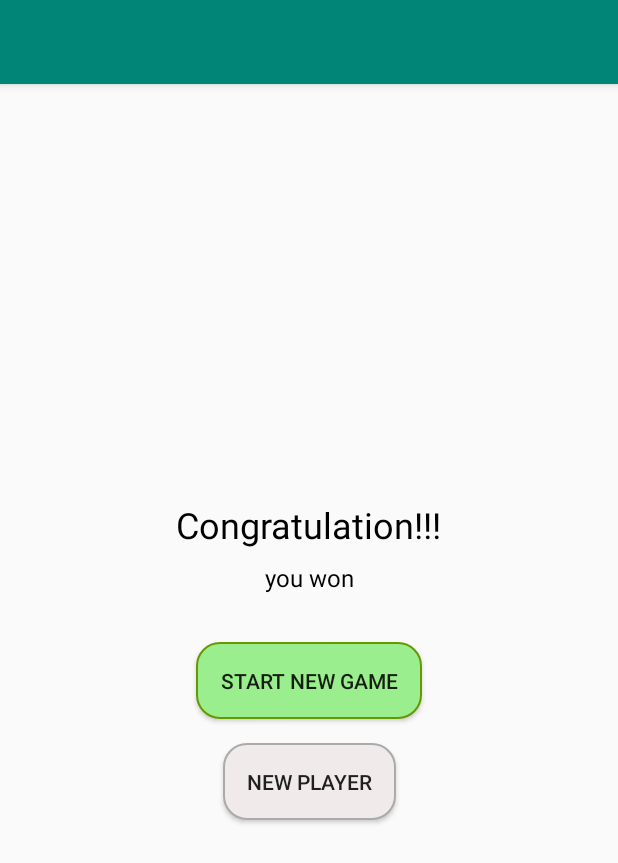
After one commit to nawadeveloper/millionaire, an Android app: the YouOwn screen opened directly, with no data from a screen before it, on a phone screen of 412 x 824 dp. The commit adds this screen. Shown: the top 863 px of the screen. Run offline under Robolectric (Android 15) with nearby library versions, the phone set to English and light mode, and no system bars; 6 statements that could not run were skipped.

Commit message:
basic structure completed

```diff
--- a/app/src/main/AndroidManifest.xml
+++ b/app/src/main/AndroidManifest.xml
@@ -9,7 +9,8 @@
         android:roundIcon="@mipmap/ic_launcher_round"
         android:supportsRtl="true"
         android:theme="@style/AppTheme">
-        <activity android:name=".GameActivity"/>
+        <activity android:name=".YouOwn"></activity>
+        <activity android:name=".GameActivity" />
         <activity
             android:name=".MainActivity"
             android:windowSoftInputMode="adjustResize">
--- /dev/null
+++ b/app/src/main/java/np/com/nawarajbista/millionaire/YouOwn.kt
@@ -0,0 +1,51 @@
+package np.com.nawarajbista.millionaire
+
+import android.content.Intent
+import android.support.v7.app.AppCompatActivity
+import android.os.Bundle
+import kotlinx.android.synthetic.main.activity_you_own.*
+import np.com.nawarajbista.millionaire.GameActivity.Companion.DATA
+import np.com.nawarajbista.millionaire.viewmodel.FinalResult
+
+class YouOwn : AppCompatActivity() {
+
+    companion object {
+        const val USERNAME = "USER_NAME"
+    }
+
+    lateinit var userName: String
+
+    override fun onCreate(savedInstanceState: Bundle?) {
+        super.onCreate(savedInstanceState)
+        setContentView(R.layout.activity_you_own)
+
+
+        val receiptData: FinalResult = intent.getParcelableExtra(DATA)
+
+        userName = receiptData.username
+        supportActionBar?.title = userName
+
+        textView_congratulation.text = receiptData.message
+        if(receiptData.message == "Congratulation!!!") {
+            val message = "$userName became a millionaire."
+            textView_win.text = message
+        }
+        else {
+            val message = "$userName only manage to win $${receiptData.win}"
+            textView_win.text = message
+        }
+
+        button_new_game.setOnClickListener {
+            val intent = Intent(this, GameActivity::class.java)
+            intent.putExtra(USERNAME, userName)
+            startActivity(intent)
+            finish()
+        }
+
+        button_new_player.setOnClickListener {
+            val intent = Intent(this, MainActivity::class.java)
+            intent.flags = Intent.FLAG_ACTIVITY_CLEAR_TASK.or(Intent.FLAG_ACTIVITY_NEW_TASK)
+            startActivity(intent)
+        }
+    }
+}
--- a/app/src/main/res/drawable/btn_background_normal.xml
+++ b/app/src/main/res/drawable/btn_background_normal.xml
@@ -8,7 +8,7 @@
                 android:width="1dp"
                 android:color="@android:color/darker_gray"/>
             <corners
-                android:radius="25dp" />
+                android:radius="15dp" />
             <padding
                 android:left="10dp"
                 android:top="10dp"
--- a/app/src/main/res/drawable/btn_background_select.xml
+++ b/app/src/main/res/drawable/btn_background_select.xml
@@ -8,7 +8,7 @@
                 android:width="1dp"
                 android:color="@android:color/holo_green_dark"/>
             <corners
-                android:radius="25dp" />
+                android:radius="15dp" />
             <padding
                 android:left="10dp"
                 android:top="10dp"
--- a/app/src/main/res/drawable/btn_background_submit.xml
+++ b/app/src/main/res/drawable/btn_background_submit.xml
@@ -8,7 +8,7 @@
                 android:width="1dp"
                 android:color="@android:color/holo_blue_bright"/>
             <corners
-                android:radius="25dp" />
+                android:radius="15dp" />
             <padding
                 android:left="10dp"
                 android:top="10dp"
--- /dev/null
+++ b/app/src/main/res/layout/activity_you_own.xml
@@ -0,0 +1,64 @@
+<?xml version="1.0" encoding="utf-8"?>
+
+
+<android.support.constraint.ConstraintLayout xmlns:android="http://schemas.android.com/apk/res/android"
+    xmlns:app="http://schemas.android.com/apk/res-auto"
+    xmlns:tools="http://schemas.android.com/tools"
+    android:layout_width="match_parent"
+    android:layout_height="match_parent"
+    tools:context=".YouOwn">
+
+    <TextView
+        android:id="@+id/textView_congratulation"
+        android:layout_width="wrap_content"
+        android:layout_height="wrap_content"
+        android:text="@string/congratulation"
+        app:layout_constraintTop_toTopOf="parent"
+        app:layout_constraintStart_toStartOf="parent"
+        app:layout_constraintEnd_toEndOf="parent"
+        app:layout_constraintVertical_chainStyle="packed"
+        app:layout_constraintBottom_toTopOf="@+id/textView_win"
+        android:textSize="24sp"
+        android:textColor="@android:color/black"
+        android:layout_marginBottom="8dp"/>
+
+    <TextView
+        android:id="@+id/textView_win"
+        android:layout_width="wrap_content"
+        android:layout_height="wrap_content"
+        android:textColor="@android:color/black"
+        android:textSize="16sp"
+        android:text="@string/you_won"
+        app:layout_constraintTop_toBottomOf="@id/textView_congratulation"
+        app:layout_constraintStart_toStartOf="parent"
+        app:layout_constraintEnd_toEndOf="parent"
+        app:layout_constraintBottom_toTopOf="@id/button_new_game"
+        android:layout_marginBottom="32dp"/>
+
+    <Button
+        android:layout_width="wrap_content"
+        android:layout_height="wrap_content"
+        android:text="@string/start_new_game"
+        android:background="@drawable/btn_background_select"
+        app:layout_constraintTop_toBottomOf="@id/textView_win"
+        app:layout_constraintStart_toStartOf="parent"
+        app:layout_constraintEnd_toEndOf="parent"
+        android:padding="16dp"
+        android:id="@+id/button_new_game"
+        android:layout_marginBottom="16dp"
+        app:layout_constraintBottom_toTopOf="@+id/button_new_player"/>
+
+    <Button
+        android:layout_marginTop="0dp"
+        android:layout_width="wrap_content"
+        android:layout_height="wrap_content"
+        android:id="@+id/button_new_player"
+        android:text="@string/new_player"
+        android:padding="16dp"
+        android:background="@drawable/btn_background_normal"
+        app:layout_constraintTop_toBottomOf="@id/button_new_game"
+        app:layout_constraintStart_toStartOf="parent"
+        app:layout_constraintEnd_toEndOf="parent"
+        app:layout_constraintBottom_toBottomOf="parent"/>
+
+</android.support.constraint.ConstraintLayout>
--- a/app/src/main/res/values/strings.xml
+++ b/app/src/main/res/values/strings.xml
@@ -10,4 +10,10 @@
     <string name="d_option_four">D. Option four</string>
     <string name="submit">submit</string>
     <string name="question_number_1_1000">Question number 1: $1000</string>
+    <string name="congratulation">Congratulation!!!</string>
+    <string name="you_won">you won</string>
+    <string name="start_new_game">START NEW GAME</string>
+    <string name="new_player">NEW PLAYER</string>
+    <string name="millionaire">You become a millionaire.</string>
+    <string name="loosing_message">You only manage to win</string>
 </resources>
```
Also changed, not shown: app/src/main/java/np/com/nawarajbista/millionaire/GameActivity.kt (+43 -24 lines), app/src/main/java/np/com/nawarajbista/millionaire/viewmodel/DataBindingQuestion.kt (+42 -1 lines), app/src/main/java/np/com/nawarajbista/millionaire/viewmodel/FinalResult.kt (added, +7 -0 lines), app/src/main/res/layout/activity_game.xml (+5 -2 lines).
